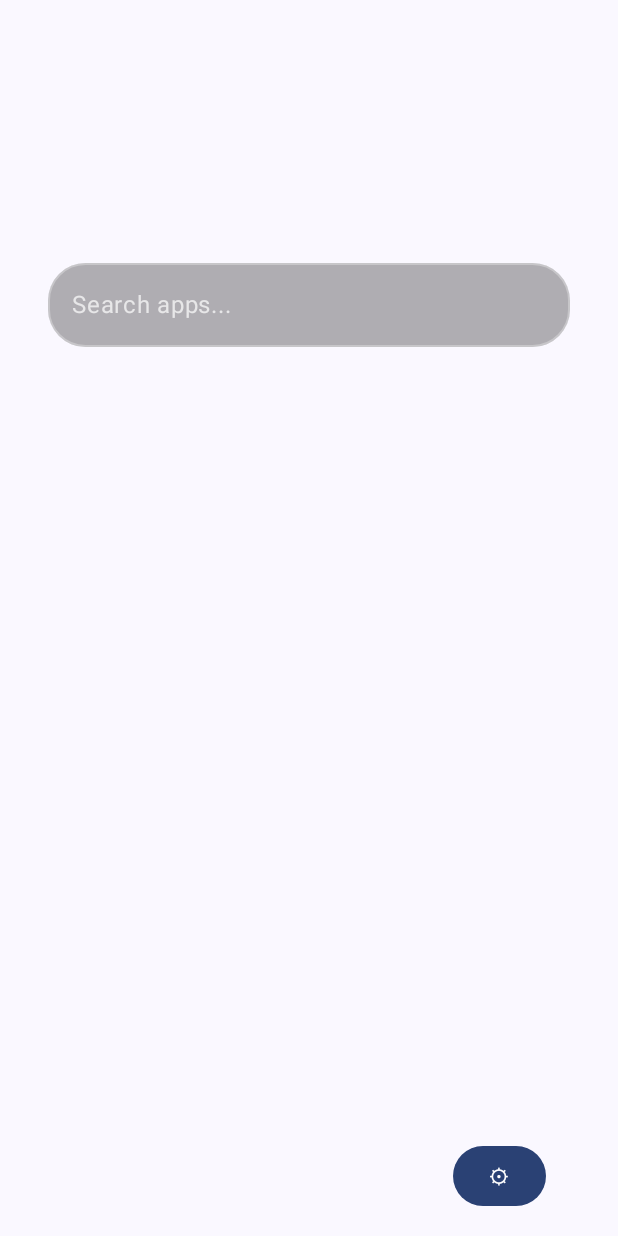
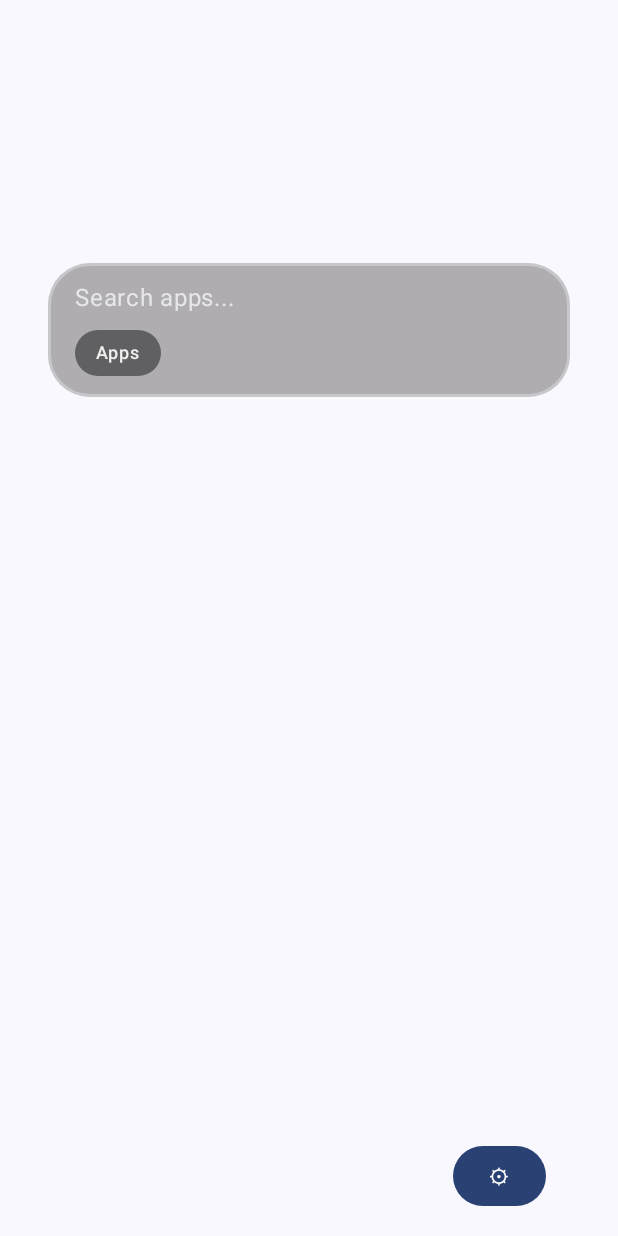
Before and after one commit to vinayakankugoyal/vibelauncher, an Android app built with Jetpack Compose: the composable AppLauncherScreen shown on its own in the app's theme, on a phone screen of 412 x 824 dp. Run offline under Robolectric (Android 15) with nearby library versions, the phone set to English and light mode, and no system bars.

Commit message:
feat: search bar with category picker for apps and web search

```diff
--- a/app/src/main/java/com/pizza/vibelauncher/MainActivity.kt
+++ b/app/src/main/java/com/pizza/vibelauncher/MainActivity.kt
@@ -15,6 +15,7 @@ import androidx.activity.viewModels
 import androidx.compose.foundation.ExperimentalFoundationApi
 import androidx.compose.foundation.Image
 import androidx.compose.foundation.background
+import androidx.compose.foundation.border
 import androidx.compose.foundation.clickable
 import androidx.compose.foundation.combinedClickable
 import androidx.compose.foundation.layout.Arrangement
@@ -38,8 +39,7 @@ import androidx.compose.material3.Button
 import androidx.compose.material3.Card
 import androidx.compose.material3.CardDefaults
 import androidx.compose.material3.MaterialTheme
-import androidx.compose.material3.OutlinedTextField
-import androidx.compose.material3.OutlinedTextFieldDefaults
+import androidx.compose.foundation.text.BasicTextField
 import androidx.compose.material3.Switch
 import androidx.compose.material3.SwitchDefaults
 import androidx.compose.material3.Text
@@ -49,6 +49,7 @@ import androidx.compose.ui.input.pointer.pointerInput
 import kotlin.math.abs
 import androidx.compose.ui.graphics.Color
 import androidx.compose.ui.graphics.ColorFilter
+import androidx.compose.ui.graphics.SolidColor
 import androidx.compose.ui.graphics.ColorMatrix
 import androidx.compose.foundation.text.KeyboardActions
 import androidx.compose.foundation.text.KeyboardOptions
@@ -105,6 +106,10 @@ class AppLauncherViewModel : ViewModel() {
     private val _searchText = MutableStateFlow("")
     val searchText: StateFlow<String> = _searchText.asStateFlow()
 
+    // "apps" or "web" - which category the search bar operates on
+    private val _searchCategory = MutableStateFlow("apps")
+    val searchCategory: StateFlow<String> = _searchCategory.asStateFlow()
+
     private val _allApps = MutableStateFlow<List<AppInfo>>(emptyList())
     val allApps: StateFlow<List<AppInfo>> = _allApps.asStateFlow()
 
@@ -216,7 +221,7 @@ class AppLauncherViewModel : ViewModel() {
                     _filteredApps.value = filteredResults
 
                     // Auto-launch if only one result and auto-launch is enabled
-                    if (filteredResults.size == 1 && _autoLaunchEnabled.value) {
+                    if (filteredResults.size == 1 && _autoLaunchEnabled.value && _searchCategory.value == "apps") {
                         _autoLaunchApp.value = filteredResults.first()
                     } else {
                         _autoLaunchApp.value = null
@@ -598,6 +603,12 @@ class AppLauncherViewModel : ViewModel() {
         filterApps("")
     }
 
+    fun toggleSearchCategory() {
+        _searchCategory.value = if (_searchCategory.value == "apps") "web" else "apps"
+        // Re-evaluate auto-launch under the new category
+        filterApps(_searchText.value)
+    }
+
     fun openAppSettings(context: Context, app: AppInfo) {
         try {
             val launcherApps = context.getSystemService(Context.LAUNCHER_APPS_SERVICE) as LauncherApps
@@ -731,6 +742,7 @@ fun LauncherApp(viewModel: AppLauncherViewModel) {
 @Composable
 fun AppLauncherScreen(viewModel: AppLauncherViewModel) {
     val searchText by viewModel.searchText.collectAsState()
+    val searchCategory by viewModel.searchCategory.collectAsState()
     val filteredApps by viewModel.filteredApps.collectAsState()
     val autoLaunchApp by viewModel.autoLaunchApp.collectAsState()
     val autoLaunchEnabled by viewModel.autoLaunchEnabled.collectAsState()
@@ -830,33 +842,29 @@ fun AppLauncherScreen(viewModel: AppLauncherViewModel) {
         ) {
             Text("⚙")
         }
-        // Search bar - absolute position from top
-        OutlinedTextField(
-            value = searchText,
-            onValueChange = { viewModel.onSearchTextChanged(it) },
-            placeholder = { Text("Search apps...", color = Color.White.copy(alpha = 0.7f)) },
+        // Search bar - text field on top, category chip below, one rounded container
+        Column(
             modifier = Modifier
                 .fillMaxWidth()
                 .padding(top = 175.dp) // Fixed distance from top
-                .background(
-                    Color.Black.copy(alpha = 0.3f),
-                    RoundedCornerShape(25.dp)
-                )
-                .focusRequester(focusRequester)
-                .onFocusChanged { isSearchFocused = it.isFocused },
+                .background(Color.Black.copy(alpha = 0.3f), RoundedCornerShape(28.dp))
+                .border(
+                    1.5.dp,
+                    Color.White.copy(alpha = if (isSearchFocused) 0.5f else 0.3f),
+                    RoundedCornerShape(28.dp)
+                )
+                .padding(horizontal = 18.dp, vertical = 14.dp)
+        ) {
+            BasicTextField(
+                value = searchText,
+                onValueChange = { viewModel.onSearchTextChanged(it) },
                 singleLine = true,
-            colors = OutlinedTextFieldDefaults.colors(
-                focusedTextColor = Color.White,
-                unfocusedTextColor = Color.White,
-                focusedBorderColor = Color.White.copy(alpha = 0.5f),
-                unfocusedBorderColor = Color.White.copy(alpha = 0.3f),
-                cursorColor = Color.White
-            ),
-            shape = RoundedCornerShape(25.dp),
+                textStyle = MaterialTheme.typography.bodyLarge.copy(color = Color.White),
+                cursorBrush = SolidColor(Color.White),
                 keyboardOptions = KeyboardOptions(imeAction = ImeAction.Search),
                 keyboardActions = KeyboardActions(
                     onSearch = {
-                    if (searchText.startsWith(".")) {
+                        if (searchCategory == "web" || searchText.startsWith(".")) {
                             focusManager.clearFocus()
                             viewModel.performWebSearch(context)
                         } else if (filteredApps.size == 1 && autoLaunchEnabled) {
@@ -865,8 +873,40 @@ fun AppLauncherScreen(viewModel: AppLauncherViewModel) {
                             viewModel.launchApp(context, app.packageName, app.userHandle, clearSearch = true)
                         }
                     }
-            )
-        )
+                ),
+                decorationBox = { innerTextField ->
+                    Box {
+                        if (searchText.isEmpty()) {
+                            Text(
+                                if (searchCategory == "web") "Search the web..." else "Search apps...",
+                                color = Color.White.copy(alpha = 0.7f),
+                                style = MaterialTheme.typography.bodyLarge
+                            )
+                        }
+                        innerTextField()
+                    }
+                },
+                modifier = Modifier
+                    .fillMaxWidth()
+                    .focusRequester(focusRequester)
+                    .onFocusChanged { isSearchFocused = it.isFocused }
+            )
+            Spacer(modifier = Modifier.height(12.dp))
+            Row(verticalAlignment = Alignment.CenterVertically) {
+                Box(
+                    modifier = Modifier
+                        .background(Color.Black.copy(alpha = 0.45f), RoundedCornerShape(999.dp))
+                        .clickable { viewModel.toggleSearchCategory() }
+                        .padding(horizontal = 14.dp, vertical = 7.dp)
+                ) {
+                    Text(
+                        text = if (searchCategory == "web") "Web" else "Apps",
+                        color = Color.White.copy(alpha = 0.9f),
+                        style = MaterialTheme.typography.labelMedium
+                    )
+                }
+            }
+        }
 
         // Results - absolute position below search bar
         if (searchText.isNotEmpty()) {
@@ -877,9 +917,9 @@ fun AppLauncherScreen(viewModel: AppLauncherViewModel) {
                 shape = RoundedCornerShape(16.dp),
                 modifier = Modifier
                     .fillMaxWidth()
-                    .padding(top = 240.dp) // Fixed distance from top (search bar + spacing)
-            ) {
-                if (searchText.startsWith(".")) {
+                    .padding(top = 285.dp) // Fixed distance from top (search bar + spacing)
+            ) {
+                if (searchCategory == "web" || searchText.startsWith(".")) {
                     Box(
                         modifier = Modifier
                             .fillMaxWidth()
@@ -939,7 +979,7 @@ fun AppLauncherScreen(viewModel: AppLauncherViewModel) {
                 shape = RoundedCornerShape(16.dp),
                 modifier = Modifier
                     .fillMaxWidth()
-                    .padding(top = 240.dp) // Fixed distance from top (search bar + spacing)
+                    .padding(top = 285.dp) // Fixed distance from top (search bar + spacing)
             ) {
                 LazyColumn(
                     modifier = Modifier.padding(4.dp),
```
Lines whose indentation alone changed are shown as unchanged.
